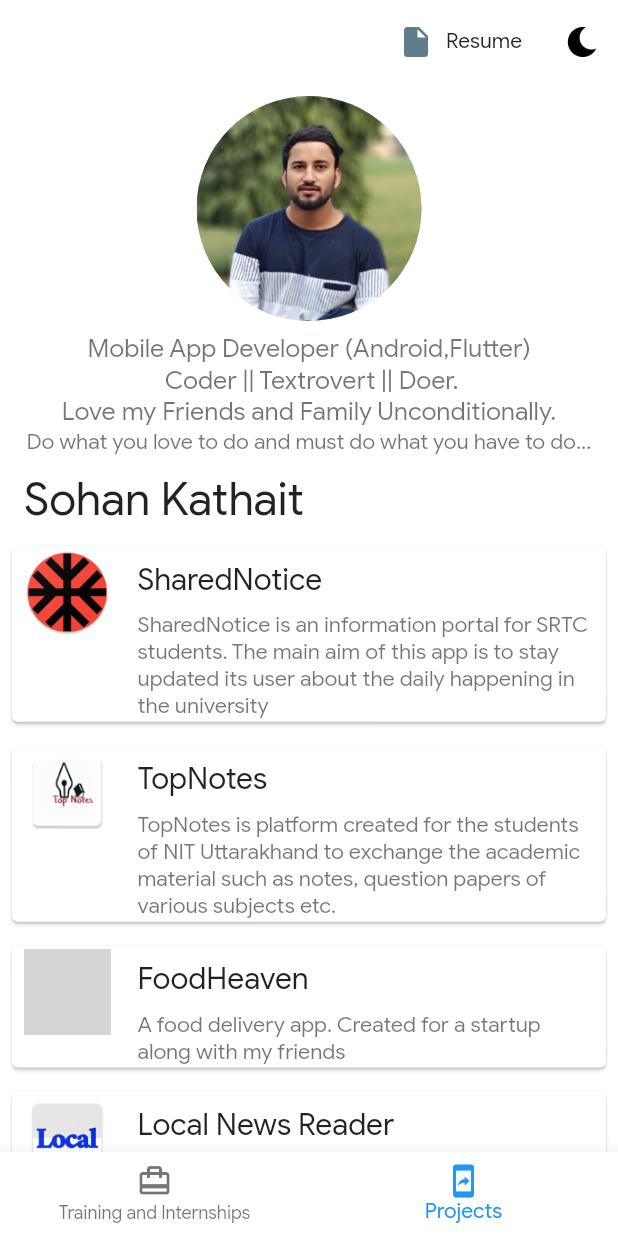
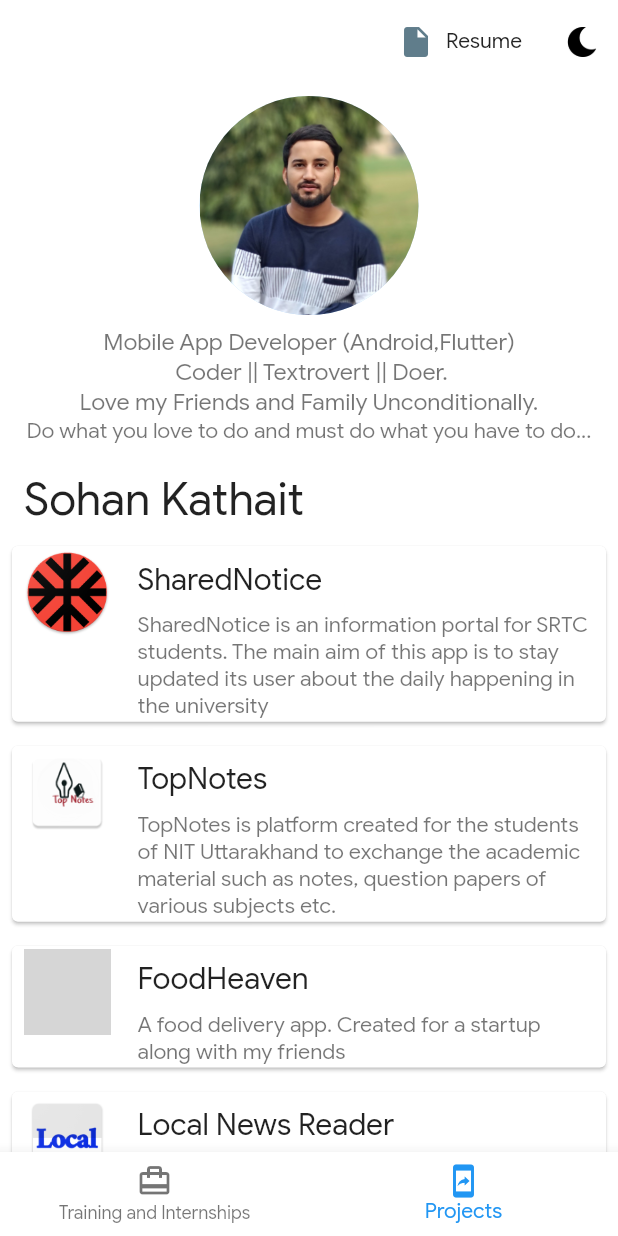
Before and after one commit to Thesohan/MyPortfolio, a Flutter app: the screen it shows after launch, item 2 of the bottom bar chosen, on a phone screen of 412 x 824 dp. Run offline on Flutter 3.47's test engine with Material 2 defaults, Android fonts, the light colour scheme and no system bars; missing offline and left inert: dart:html; grey boxes are pictures that could not be loaded.

Commit message:
final commit

```diff
--- a/lib/pages/home_page.dart
+++ b/lib/pages/home_page.dart
@@ -113,10 +113,10 @@ class _HomePageState extends State<HomePage> {
           Padding(
             padding: EdgeInsets.symmetric(horizontal: 16.0, vertical: 8.0),
             child: Container(
-              height: 150.0,
-              width: 150.0,
+              height: 146.0,
+              width: 146.0,
               child: CircleAvatar(
-                radius: 150.0,
+                radius: 146.0,
                 backgroundImage: Image.asset(Assets.avatar).image,
               ),
             ),
@@ -130,7 +130,7 @@ class _HomePageState extends State<HomePage> {
                     'Mobile App Developer (Android,Flutter) \n Coder || Textrovert || Doer.\nLove my Friends and Family Unconditionally.',
                     style: Theme.of(context).textTheme.caption,
                     textAlign: TextAlign.center,
-                    textScaleFactor: 1.4,
+                    textScaleFactor: 1.3,
                   ),
                 ),
                 Flexible(
```
